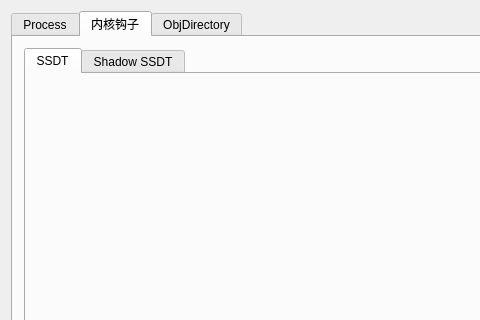
Above: OpenArk/ui/openark.ui from Qazwar/OpenArk-1 before the change; both pictures show x 0 to 480 and y 0 to 320 of the 662 by 463 pixel window. Below: the same form after it.
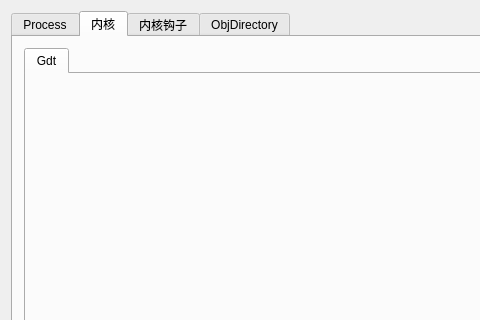
That is the form after the change.

```diff
--- a/OpenArk/ui/openark.ui
+++ b/OpenArk/ui/openark.ui
@@ -25,6 +25,26 @@
         <string>Process</string>
        </attribute>
       </widget>
+      <widget class="QWidget" name="tabKernel">
+       <attribute name="title">
+        <string>内核</string>
+       </attribute>
+       <layout class="QGridLayout" name="gridLayout_4">
+        <item row="0" column="0">
+         <widget class="QTabWidget" name="tabWidgetKernel">
+          <property name="currentIndex">
+           <number>0</number>
+          </property>
+          <widget class="QWidget" name="tabGdt">
+           <attribute name="title">
+            <string>Gdt</string>
+           </attribute>
+           <layout class="QGridLayout" name="gridLayout_5"/>
+          </widget>
+         </widget>
+        </item>
+       </layout>
+      </widget>
       <widget class="QWidget" name="tabKernelHook">
        <attribute name="title">
         <string>内核钩子</string>
```
